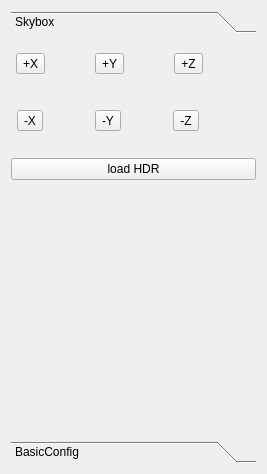
Qt form src/UI/View/configwidget.ui (Yuanzidan081/SRendererLab) before a commit.
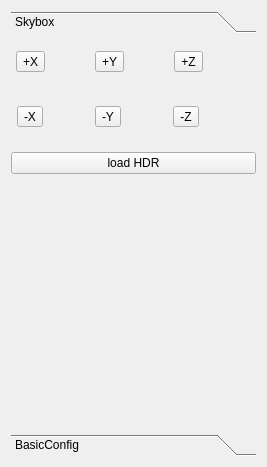
The same form after that commit.

The edit to the form file:
```diff
--- a/src/UI/View/configwidget.ui
+++ b/src/UI/View/configwidget.ui
@@ -7,7 +7,7 @@
     <x>0</x>
     <y>0</y>
     <width>267</width>
-    <height>474</height>
+    <height>467</height>
    </rect>
   </property>
   <property name="windowTitle">
@@ -28,7 +28,7 @@
         <x>0</x>
         <y>0</y>
         <width>245</width>
-        <height>406</height>
+        <height>399</height>
        </rect>
       </property>
       <attribute name="label">
```
Left out of the diff: 2 changed lines with no effect on the pictures.
